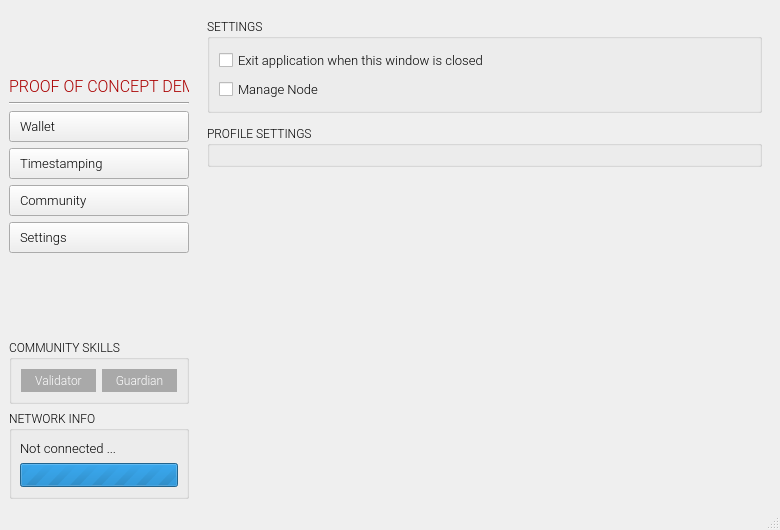
Old version of the form app/ui/proto.ui in the repository project-renard-survey/gui-demo.
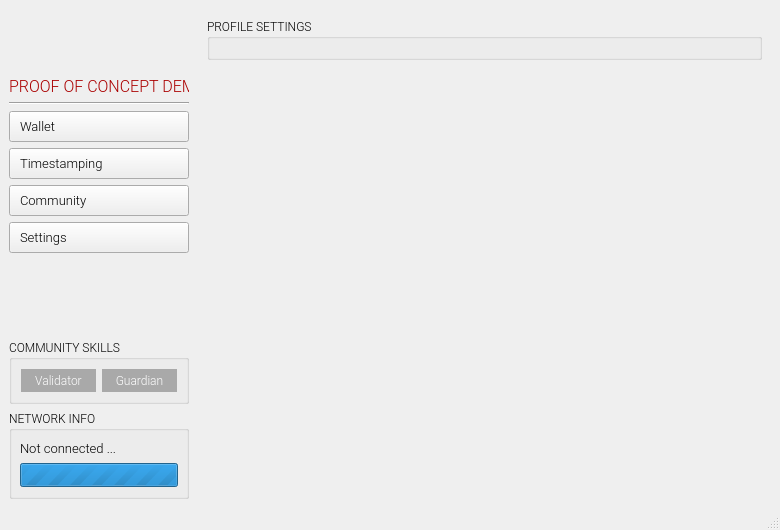
New version of the form. The open tabs and pages were chosen to show the change. Icons and pictures are not drawn. Custom widgets are drawn as their Qt base class.

What changed in the file:
```diff
--- a/app/ui/proto.ui
+++ b/app/ui/proto.ui
@@ -1000,50 +1000,6 @@
         <property name="bottomMargin">
          <number>0</number>
         </property>
-        <item>
-         <widget class="QGroupBox" name="gbox_settings">
-          <property name="font">
-           <font>
-            <family>Oswald</family>
-            <pointsize>9</pointsize>
-           </font>
-          </property>
-          <property name="title">
-           <string>SETTINGS</string>
-          </property>
-          <layout class="QVBoxLayout" name="verticalLayout_5">
-           <property name="topMargin">
-            <number>10</number>
-           </property>
-           <item>
-            <widget class="QCheckBox" name="check_box_exit_on_close">
-             <property name="font">
-              <font>
-               <family>Roboto Light</family>
-               <pointsize>10</pointsize>
-              </font>
-             </property>
-             <property name="text">
-              <string>Exit application when this window is closed</string>
-             </property>
-            </widget>
-           </item>
-           <item>
-            <widget class="QCheckBox" name="check_manage_node">
-             <property name="font">
-              <font>
-               <family>Roboto Light</family>
-               <pointsize>10</pointsize>
-              </font>
-             </property>
-             <property name="text">
-              <string>Manage Node</string>
-             </property>
-            </widget>
-           </item>
-          </layout>
-         </widget>
-        </item>
         <item>
          <widget class="QGroupBox" name="gbox_profile_settings">
           <property name="font">
```
Left out of the diff: 52 changed lines with no effect on the pictures.
